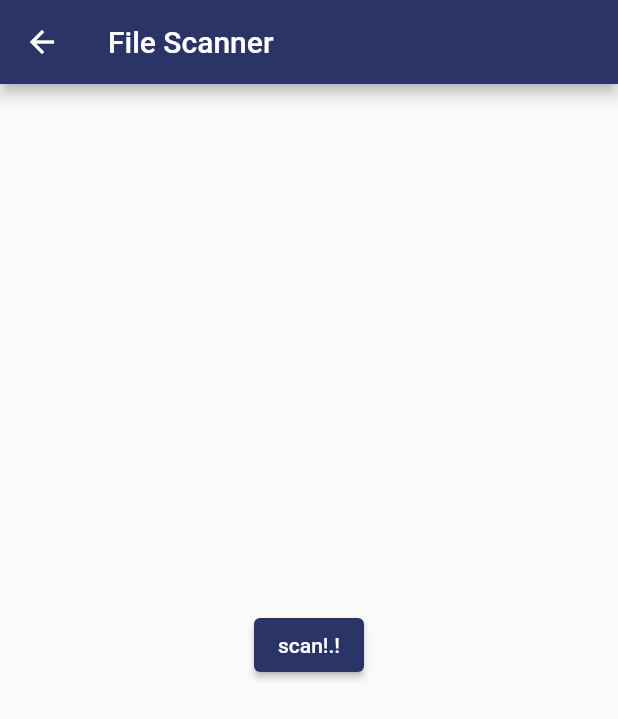
After one commit to bhumika-kalaru/ark, a Flutter app: the FileScanner screen opened directly, after a tap on "scan!.!", on a phone screen of 412 x 824 dp. The commit adds this screen. Shown: the top 719 px of the screen. Run offline on Flutter 3.47's test engine with Material 2 defaults, Android fonts, the phone set to English and light mode, and no system bars; our stand-ins replace animated_splash_screen, cloud_firestore, file_picker, firebase_auth, firebase_core, flutter_local_notifications and 3 more; missing offline and left inert: android_alarm_manager_plus, background_service, email_otp, pdf_text, sound_mode; accounts and stored records are empty.

Commit message:
SE_projecT_done

```diff
--- /dev/null
+++ b/lib/Widgets/scanner.dart
@@ -0,0 +1,46 @@
+import 'dart:io';
+import 'package:flutter/material.dart';
+import 'package:file_picker/file_picker.dart';
+import 'package:pdf_text/pdf_text.dart';
+
+class FileScanner extends StatefulWidget {
+  const FileScanner({super.key});
+
+  @override
+  State<FileScanner> createState() => _FileScannerState();
+}
+
+class _FileScannerState extends State<FileScanner> {
+  @override
+  Widget build(BuildContext context) {
+    return Scaffold(
+      appBar: AppBar(
+        title: Text('File Scanner'),
+      ),
+      body: Center(
+        child: Column(
+          mainAxisAlignment: MainAxisAlignment.center,
+          children: [
+            ElevatedButton(
+              onPressed: (() async {
+                FilePickerResult? result =
+                    await FilePicker.platform.pickFiles();
+                print('28');
+                if (result != null) {
+                  print('30');
+                  File file = File(result.files.single.path!);
+                  print('32');
+                  PDFDoc doc = await PDFDoc.fromFile(file);
+                  print('34');
+                } else {}
+              }),
+              child: Text("scan!.!"),
+            ),
+            SizedBox(height: 20),
+          ],
+        ),
+      ),
+    );
+    ;
+  }
+}
--- a/pubspec.yaml
+++ b/pubspec.yaml
@@ -48,19 +48,17 @@ dependencies:
   permission_handler:
   internet_connection_checker:
   flutter_background: ^1.2.0
-  # flutter_background_service: ^2.4.6
-  # flutter_background_service_android: ^3.0.3
   flutter_local_notifications: ^14.0.0+1
   geolocator:
   pdf_viewer_plugin: ^2.0.1
   google_sign_in: ^6.0.2
-  # pdf: ^3.4.0
-  # file_picker: ^4.0.0
   pdf: ^3.10.1
   path_provider: ^2.0.2
   pdf_render: ^1.3.8
   shared_preferences: ^2.1.0
   background_service:
+  file_picker:
+  pdf_text: ^0.5.0
 
 dev_dependencies:
   flutter_test:
```
Also changed, not shown: lib/Screens/eventScreen.dart (+12 -0 lines), lib/Widgets/pickFile.dart (+38 -38 lines), lib/Widgets/scannnn.dart (added, +186 -0 lines), pubspec.lock.
